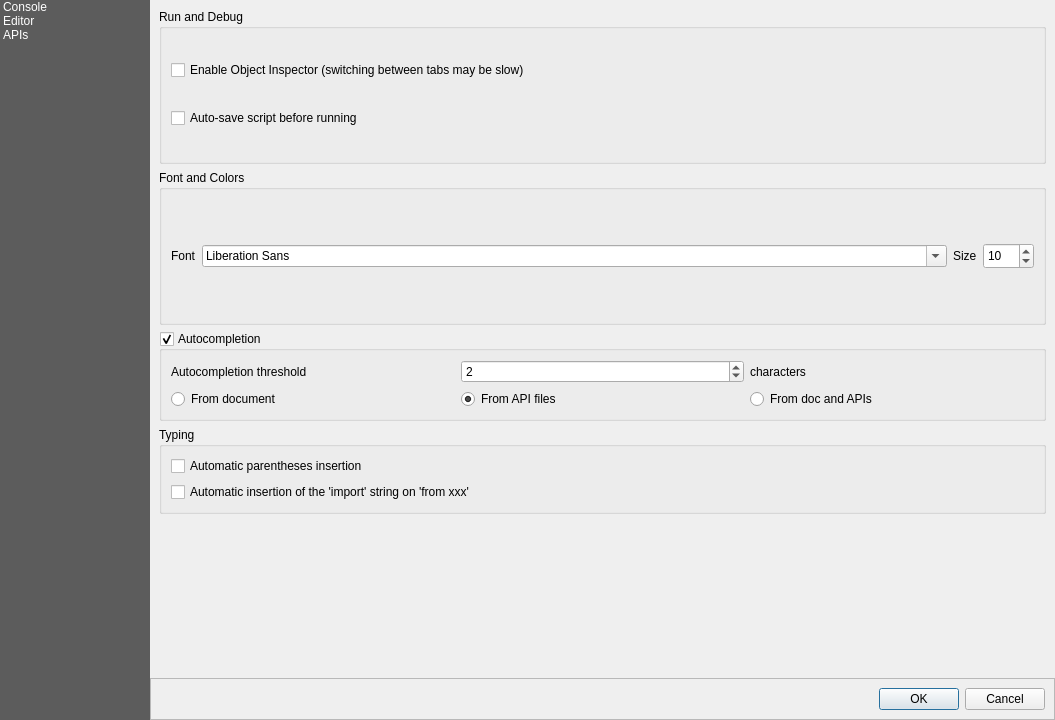
qgis/QGIS, file python/console/console_settings.ui: the form before one commit.
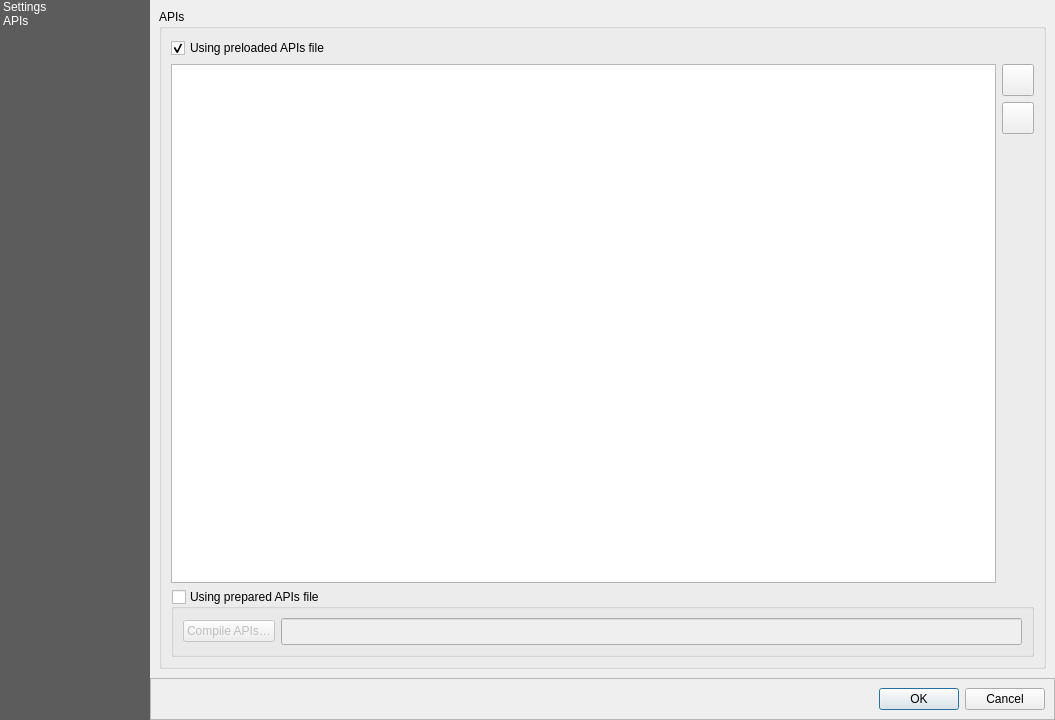
The form after the commit. The open tabs and pages were chosen to show the change. Icons and pictures are not drawn. Custom widgets are drawn as their Qt base class.

Commit message:
Merged console and editor settings stuff
So the Editor and Console etc share one set of settings:
- Merged Editor and Console settings-tabs in one Settings tab in the settings dialog
- Removed the Editor ui from the settings dialog
- Changed all names of settings in Editor so it uses the normal/console settings

```diff
--- a/python/console/console_settings.ui
+++ b/python/console/console_settings.ui
@@ -653,57 +653,6 @@
             </widget>
            </item>
            <item row="3" column="0">
-            <spacer name="verticalSpacer2">
-             <property name="orientation">
-              <enum>Qt::Vertical</enum>
-             </property>
-             <property name="sizeHint" stdset="0">
-              <size>
-               <width>20</width>
-               <height>0</height>
-              </size>
-             </property>
-            </spacer>
-           </item>
-          </layout>
-         </widget>
-        </widget>
-       </item>
-      </layout>
-     </widget>
-     <widget class="QWidget" name="page_2">
-      <layout class="QGridLayout" name="gridLayout_6">
-       <item row="0" column="0">
-        <widget class="QScrollArea" name="scrollArea_2">
-         <property name="frameShape">
-          <enum>QFrame::NoFrame</enum>
-         </property>
-         <property name="widgetResizable">
-          <bool>true</bool>
-         </property>
-         <widget class="QWidget" name="scrollAreaWidgetContents_2">
-          <property name="geometry">
-           <rect>
-            <x>0</x>
-            <y>0</y>
-            <width>887</width>
-            <height>658</height>
-           </rect>
-          </property>
-          <layout class="QGridLayout" name="gridLayout_10">
-           <property name="leftMargin">
-            <number>0</number>
-           </property>
-           <property name="topMargin">
-            <number>0</number>
-           </property>
-           <property name="rightMargin">
-            <number>0</number>
-           </property>
-           <property name="bottomMargin">
-            <number>0</number>
-           </property>
-           <item row="0" column="0">
             <widget class="QgsCollapsibleGroupBox" name="groupBoxRunDebugEditor">
              <property name="sizePolicy">
               <sizepolicy hsizetype="MinimumExpanding" vsizetype="MinimumExpanding">
@@ -741,214 +690,6 @@
              </layout>
             </widget>
            </item>
-           <item row="1" column="0">
-            <widget class="QgsCollapsibleGroupBox" name="groupBoxFontColorEditor">
-             <property name="sizePolicy">
-              <sizepolicy hsizetype="MinimumExpanding" vsizetype="MinimumExpanding">
-               <horstretch>0</horstretch>
-               <verstretch>0</verstretch>
-              </sizepolicy>
-             </property>
-             <property name="title">
-              <string>Font and Colors</string>
-             </property>
-             <property name="collapsed" stdset="0">
-              <bool>false</bool>
-             </property>
-             <property name="saveCollapsedState" stdset="0">
-              <bool>true</bool>
-             </property>
-             <layout class="QGridLayout" name="gridLayout_14">
-              <item row="0" column="0">
-               <layout class="QHBoxLayout" name="horizontalLayout_3">
-                <item>
-                 <widget class="QLabel" name="label_4">
-                  <property name="text">
-                   <string>Font</string>
-                  </property>
-                 </widget>
-                </item>
-                <item>
-                 <widget class="QFontComboBox" name="fontComboBoxEditor">
-                  <property name="sizePolicy">
-                   <sizepolicy hsizetype="Expanding" vsizetype="Fixed">
-                    <horstretch>0</horstretch>
-                    <verstretch>0</verstretch>
-                   </sizepolicy>
-                  </property>
-                  <property name="insertPolicy">
-                   <enum>QComboBox::NoInsert</enum>
-                  </property>
-                 </widget>
-                </item>
-                <item>
-                 <widget class="QLabel" name="label_5">
-                  <property name="text">
-                   <string>Size</string>
-                  </property>
-                 </widget>
-                </item>
-                <item>
-                 <widget class="QSpinBox" name="spinBoxEditor">
-                  <property name="minimumSize">
-                   <size>
-                    <width>51</width>
-                    <height>26</height>
-                   </size>
-                  </property>
-                  <property name="maximumSize">
-                   <size>
-                    <width>51</width>
-                    <height>26</height>
-                   </size>
-                  </property>
-                  <property name="minimum">
-                   <number>6</number>
-                  </property>
-                  <property name="maximum">
-                   <number>99</number>
-                  </property>
-                  <property name="value">
-                   <number>10</number>
-                  </property>
-                 </widget>
-                </item>
-               </layout>
-              </item>
-             </layout>
-            </widget>
-           </item>
-           <item row="2" column="0">
-            <widget class="QgsCollapsibleGroupBox" name="groupBoxAutoCompletionEditor">
-             <property name="title">
-              <string>Autocompletion</string>
-             </property>
-             <property name="checkable">
-              <bool>true</bool>
-             </property>
-             <property name="checked">
-              <bool>true</bool>
-             </property>
-             <property name="collapsed" stdset="0">
-              <bool>true</bool>
-             </property>
-             <property name="saveCheckedState" stdset="0">
-              <bool>true</bool>
-             </property>
-             <property name="saveCollapsedState" stdset="0">
-              <bool>true</bool>
-             </property>
-             <layout class="QGridLayout" name="gridLayout_4">
-              <item row="0" column="0">
-               <widget class="QLabel" name="label_2">
-                <property name="text">
-                 <string>Autocompletion threshold</string>
-                </property>
-               </widget>
-              </item>
-              <item row="0" column="1">
-               <widget class="QSpinBox" name="autoCompThresholdEditor">
-                <property name="maximum">
-                 <number>10</number>
-                </property>
-                <property name="value">
-                 <number>2</number>
-                </property>
-               </widget>
-              </item>
-              <item row="0" column="2">
-               <widget class="QLabel" name="label_37">
-                <property name="text">
-                 <string>characters</string>
-                </property>
-               </widget>
-              </item>
-              <item row="1" column="0" colspan="3">
-               <layout class="QGridLayout" name="layoutRadioButtonEditor">
-                <item row="0" column="0">
-                 <widget class="QRadioButton" name="autoCompFromDocEditor">
-                  <property name="toolTip">
-                   <string>Get autocompletion from current document</string>
-                  </property>
-                  <property name="text">
-                   <string>From document</string>
-                  </property>
-                 </widget>
-                </item>
-                <item row="0" column="2">
-                 <widget class="QRadioButton" name="autoCompFromDocAPIEditor">
-                  <property name="toolTip">
-                   <string>Get autocompletion from current document and installed APIs</string>
-                  </property>
-                  <property name="text">
-                   <string>From doc and APIs</string>
-                  </property>
-                 </widget>
-                </item>
-                <item row="0" column="1">
-                 <widget class="QRadioButton" name="autoCompFromAPIEditor">
-                  <property name="toolTip">
-                   <string>Get autocompletion from installed APIs</string>
-                  </property>
-                  <property name="text">
-                   <string>From API files</string>
-                  </property>
-                  <property name="checked">
-                   <bool>true</bool>
-                  </property>
-                 </widget>
-                </item>
-               </layout>
-              </item>
-             </layout>
-            </widget>
-           </item>
-           <item row="3" column="0">
-            <widget class="QgsCollapsibleGroupBox" name="groupBox_5">
-             <property name="title">
-              <string>Typing</string>
-             </property>
-             <property name="collapsed" stdset="0">
-              <bool>true</bool>
-             </property>
-             <property name="saveCollapsedState" stdset="0">
-              <bool>true</bool>
-             </property>
-             <layout class="QGridLayout" name="gridLayout_12">
-              <item row="0" column="0">
-               <layout class="QVBoxLayout" name="verticalLayout_3">
-                <item>
-                 <widget class="QCheckBox" name="autoCloseBracketEditor">
-                  <property name="text">
-                   <string>Automatic parentheses insertion</string>
-                  </property>
-                 </widget>
-                </item>
-                <item>
-                 <widget class="QCheckBox" name="autoInsertionImportEditor">
-                  <property name="text">
-                   <string>Automatic insertion of the 'import' string on 'from xxx'</string>
-                  </property>
-                 </widget>
-                </item>
-               </layout>
-              </item>
-             </layout>
-            </widget>
-           </item>
-           <item row="5" column="0">
-            <spacer name="verticalSpacer">
-             <property name="orientation">
-              <enum>Qt::Vertical</enum>
-             </property>
-             <property name="sizeHint" stdset="0">
-              <size>
-               <width>20</width>
-               <height>0</height>
-              </size>
-             </property>
-            </spacer>
-           </item>
           </layout>
          </widget>
         </widget>
@@ -1222,7 +963,7 @@
      </property>
      <item>
       <property name="text">
-       <string>Console</string>
+       <string>Settings</string>
       </property>
       <property name="toolTip">
        <string>Console settings</string>
@@ -1232,18 +973,6 @@
         <normaloff>:/images/themes/default/propertyicons/system.svg</normaloff>:/images/themes/default/propertyicons/system.svg</iconset>
       </property>
      </item>
-     <item>
-      <property name="text">
-       <string>Editor</string>
-      </property>
-      <property name="toolTip">
-       <string>Editor settings</string>
-      </property>
-      <property name="icon">
-       <iconset>
-        <normaloff>:/images/themes/default/propertyicons/system.svg</normaloff>:/images/themes/default/propertyicons/system.svg</iconset>
-      </property>
-     </item>
      <item>
       <property name="text">
        <string>APIs</string>
```
Left out of the diff: 231 changed lines with no effect on the pictures. The commit also changes 3 other files.
